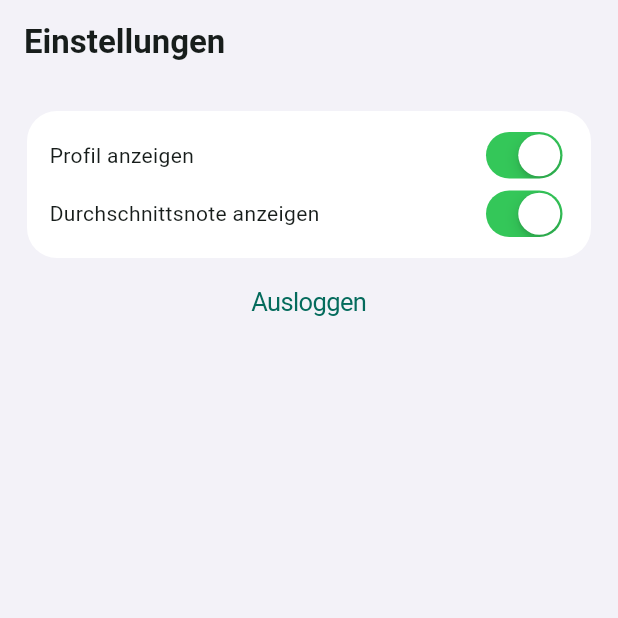
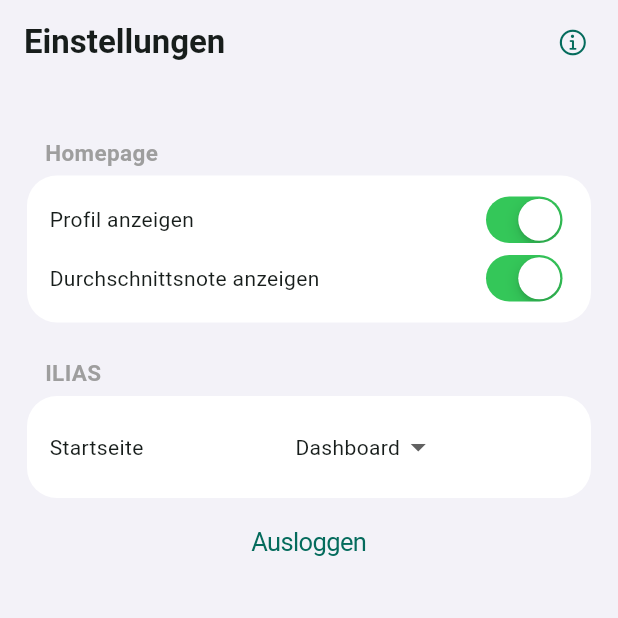
Before and after one commit to DEMIDOB/ka_uni, a Flutter app: the SettingsPage screen opened directly, on a phone screen of 412 x 824 dp, the top half of it. Run offline on Flutter 3.47's test engine with Material 3 defaults, Android fonts, the phone set to English and light mode, and no system bars; our stand-ins replace carousel_slider, flutter_map, flutter_secure_storage, flutter_svg, flutter_widget_from_html, latlong2 and 3 more; missing offline and left inert: async_locks, dart:ffi, flutter_web_browser, http_session, liquid_glass_renderer; accounts and stored records are empty; network calls fail.

Commit message:
settings & liquid ass

```diff
--- a/lib/common_ui/block_container.dart
+++ b/lib/common_ui/block_container.dart
@@ -1,5 +1,8 @@
 import 'package:flutter/material.dart';
 import 'package:kit_mobile/constants.dart';
+import 'package:kit_mobile/settings/providers/settings_provider.dart';
+import 'package:liquid_glass_renderer/liquid_glass_renderer.dart';
+import 'package:provider/provider.dart';
 
 class BlockContainer extends StatelessWidget {
   final Widget child;
@@ -11,24 +14,32 @@ class BlockContainer extends StatelessWidget {
 
   @override
   Widget build(BuildContext context) {
+    final settingsVM = Provider.of<SettingsProvider>(context);
     final theme = Theme.of(context);
+
+    if (settingsVM.liquidAssEverywhere.value) {
+      return Padding(
+        padding: padding ?? EdgeInsets.all(3),
+        child: LiquidGlass(
+          shape: LiquidRoundedSuperellipse(borderRadius: appBorderRadius),
+          // glassContainsChild: true,
+          settings: LiquidGlassSettings(
+            glassColor: theme.cardColor.withAlpha(100),
+          ),
+          child: Padding(
+            padding: innerPadding ?? const EdgeInsets.only(top: 10, bottom: 10, left: 15, right: 15),
+            child: child,
+          ),
+        ),
+      );
+    }
 
     return Padding(
       padding: padding ?? EdgeInsets.all(3),
       child: Container(
         decoration: BoxDecoration(
           borderRadius: BorderRadius.all(appBorderRadius),
-          // color: theme.isDarkMode ? theme.cardColor.withValues(alpha: opacity) : theme.scaffoldBackgroundColor.withValues(alpha: opacity),
-          // color: Colors.white,
-          // color: Colors.transparent,
           color: theme.cardColor,
-          boxShadow: [
-            // BoxShadow(
-            //   color: theme.colorScheme.onSurface.withValues(alpha: theme.isDarkMode ? 0 : 0.2), // 0.25
-            //   spreadRadius: 0.5, // 1
-            //   blurRadius: 4, // 2
-            // )
-          ]
         ),
         padding: innerPadding ?? const EdgeInsets.only(top: 10, bottom: 10, left: 15, right: 15),
         child: child,
--- a/lib/settings/providers/settings_provider.dart
+++ b/lib/settings/providers/settings_provider.dart
@@ -1,10 +1,16 @@
 import 'dart:ffi';
 
 import 'package:flutter/cupertino.dart';
+import 'package:kit_mobile/settings/types/multiple_choice_setting.dart';
 import 'package:shared_preferences/shared_preferences.dart';
 
+import '../types/bool_setting.dart';
+import '../types/setting.dart';
+
+const liquidAssEverywhereKey = "PREF_liquidAssEverywhere";
 const showingAvgMarkKey = "PREF_showingAvgMark";
 const showingProfileKey = "PREF_showingProfile";
+const defaultIliasPageKey  = "PREF_defaultIliasPage";
 
 class SettingsProvider extends ChangeNotifier {
   static SettingsProvider? _instance;
@@ -14,6 +20,12 @@ class SettingsProvider extends ChangeNotifier {
     _instance = this;
     prepare();
   }
+
+  BoolSetting liquidAssEverywhere = BoolSetting(
+    valueKey: liquidAssEverywhereKey,
+    defaultValue: false,
+    notifyCallback: () => _instance?.notifyListeners()
+  );
 
   BoolSetting showingAvgMark = BoolSetting(
     valueKey: showingAvgMarkKey,
@@ -27,50 +39,21 @@ class SettingsProvider extends ChangeNotifier {
     notifyCallback: () => _instance?.notifyListeners()
   );
 
-  List<BoolSetting> get settings => [showingAvgMark, showingProfile];
+  MultipleChoiceSetting<String> defaultIliasPage = MultipleChoiceSetting(
+    valueKey: defaultIliasPageKey,
+    choices: ["Dashboard", "Meine Kurse & Gruppen"],
+    notifyCallback: () => _instance?.notifyListeners()
+  );
+
+  List<Setting> get settings => [
+    liquidAssEverywhere,
+    showingAvgMark,
+    showingProfile,
+    defaultIliasPage
+  ];
 
   Future<void> prepare() async {
     await Future.wait(settings.map((el) => el.prepare()));
   }
 
 }
-
-class BoolSetting {
-  Function? notifyCallback;
-  final String valueKey;
-
-  late bool _value;
-
-  BoolSetting({required this.valueKey, required defaultValue, this.notifyCallback}) {
-    _value = defaultValue;
-  }
-
-  bool get value => _value;
-
-  Future<void> prepare() async {
-    final prefs = await SharedPreferences.getInstance();
-    bool? value = prefs.getBool(valueKey);
-
-    if (value == null) {
-      await set(_value);
-      return;
-    }
-
-    _value = value;
-  }
-
-  Future<void> set(bool newValue) async {
-    final prefs = await SharedPreferences.getInstance();
-    _value = newValue;
-    await prefs.setBool(valueKey, newValue);
-
-    if (notifyCallback != null) {
-      notifyCallback!();
-    }
-  }
-
-  Future<void> toggle() async {
-    await set(!value);
-  }
-
-}
--- /dev/null
+++ b/lib/settings/types/bool_setting.dart
@@ -0,0 +1,9 @@
+import 'package:kit_mobile/settings/types/setting.dart';
+
+class BoolSetting extends Setting<bool> {
+  BoolSetting({required super.valueKey, required super.defaultValue, super.notifyCallback});
+
+  Future<void> toggle() async {
+    await set(!value);
+  }
+}
--- /dev/null
+++ b/lib/settings/types/multiple_choice_setting.dart
@@ -0,0 +1,19 @@
+import 'package:kit_mobile/settings/types/setting.dart';
+
+class MultipleChoiceSetting<T> extends Setting<T> {
+
+  final List<T> choices;
+  final Set<T> choicesSet;
+
+  MultipleChoiceSetting({
+    required super.valueKey,
+    required this.choices,
+    super.notifyCallback,
+  }) : choicesSet = choices.toSet(),
+        super(defaultValue: choices.isEmpty ? "" : choices[0]);
+
+  Future<void> set(T newValue) async {
+    assert (choicesSet.contains(newValue));
+    super.set(newValue);
+  }
+}
--- /dev/null
+++ b/lib/settings/types/string_setting.dart
@@ -0,0 +1,5 @@
+import 'package:kit_mobile/settings/types/setting.dart';
+
+class StringSetting extends Setting<String> {
+  StringSetting({required super.valueKey, required super.defaultValue, super.notifyCallback});
+}
--- a/lib/settings/views/settings_page.dart
+++ b/lib/settings/views/settings_page.dart
@@ -3,10 +3,12 @@ import 'package:flutter/material.dart';
 import 'package:kit_mobile/common_ui/block_container.dart';
 import 'package:kit_mobile/constants.dart';
 import 'package:kit_mobile/settings/providers/settings_provider.dart';
+import 'package:kit_mobile/settings/types/multiple_choice_setting.dart';
 import 'package:kit_mobile/state_management/kit_provider.dart';
 import 'package:provider/provider.dart';
 
 import '../../credentials/data/credentials_provider.dart';
+import '../../info/views/info_view.dart';
 
 class SettingsPage extends StatefulWidget {
   const SettingsPage({super.key});
@@ -30,6 +32,13 @@ class _SettingsPageState extends State<SettingsPage> {
     return Scaffold(
       appBar: AppBar(
         title: Text("Einstellungen"),
+        actions: [
+          CupertinoButton(
+            child: Icon(CupertinoIcons.info),
+            onPressed: () => Navigator.of(context).push(
+                MaterialPageRoute(
+                    builder: (context) => InfoView())))
+        ],
       ),
 
       body: SingleChildScrollView(
@@ -37,7 +46,26 @@ class _SettingsPageState extends State<SettingsPage> {
           padding: defaultPagePaddingEdgeInsetsAll,
           child: Column(
             crossAxisAlignment: CrossAxisAlignment.center,
+            mainAxisAlignment: MainAxisAlignment.end,
             children: [
+              // SettingsSectionTitle(title: "Interface"),
+              //
+              // BlockContainer(
+              //   child: Column(
+              //     children: [
+              //       SettingRow(
+              //         title: "LiquidAss",
+              //         trailing: CupertinoSwitch(
+              //           value: settingsVM.liquidAssEverywhere.value,
+              //           onChanged: settingsVM.liquidAssEverywhere.set
+              //         )
+              //       )
+              //     ],
+              //   ),
+              // ),
+
+              SettingsSectionTitle(title: "Homepage"),
+
               BlockContainer(
                 child: Column(
                  children: [
@@ -59,6 +87,20 @@ class _SettingsPageState extends State<SettingsPage> {
                  ],
                 ),
               ),
+
+              SettingsSectionTitle(title: "ILIAS"),
+
+              BlockContainer(
+                child: Column(
+                  children: [
+                    SettingRow(
+                      title: "Startseite",
+                      trailing: MultipleChoiceSettingDropdown(multipleChoiceSetting: settingsVM.defaultIliasPage)
+                    )
+                  ],
+                ),
+              ),
+
               CupertinoButton(child: Text("Ausloggen"), onPressed: () => credsVM.logout(vm)),
             ],
           ),
@@ -86,9 +128,74 @@ class SettingRow extends StatelessWidget {
         mainAxisAlignment: MainAxisAlignment.spaceBetween,
         children: [
           Text(title, style: theme.textTheme.bodyMedium,),
+          SizedBox(width: 20,),
           trailing
         ],
       );
   }
 
 }
+
+class SettingsSectionTitle extends StatelessWidget {
+  final String title;
+
+  const SettingsSectionTitle({super.key, required this.title});
+
+  @override
+  Widget build(BuildContext context) {
+    final theme = Theme.of(context);
+
+    return Container(
+      padding: EdgeInsets.only(
+        left: 15,
+        bottom: 2,
+        top: 20
+      ),
+      child: Row(
+        mainAxisAlignment: MainAxisAlignment.start,
+        children: [
+          Text(
+            title,
+            style: theme.textTheme.bodyMedium?.copyWith(
+              fontSize: 15,
+              fontWeight: FontWeight.bold,
+              color: Colors.grey
+            ),
+          )
+        ],
+      ),
+    );
+  }
+
+}
+
+class MultipleChoiceSettingDropdown extends StatelessWidget {
+  final MultipleChoiceSetting _multipleChoiceSetting;
+
+  const MultipleChoiceSettingDropdown({super.key, required MultipleChoiceSetting multipleChoiceSetting}) : _multipleChoiceSetting = multipleChoiceSetting;
+
+  @override
+  Widget build(BuildContext context) {
+    // final settingsVM = Provider.of<SettingsProvider>(context);
+    final theme = Theme.of(context);
+
+    return Expanded(
+      child: DropdownButton(
+        underline: SizedBox.shrink(),
+        borderRadius: BorderRadius.all(appBorderRadius),
+        dropdownColor: theme.cardColor,
+        elevation: 1,
+        alignment: Alignment.centerRight,
+        items: _multipleChoiceSetting.choices.map((el) => DropdownMenuItem(
+          value: el,
+          alignment: Alignment.centerRight,
+          child: Text("$el", style: theme.textTheme.bodyMedium,),
+          )
+        ).toList(),
+        value: _multipleChoiceSetting.value,
+        onChanged: (item) => _multipleChoiceSetting.set(item)
+      )
+    );
+  }
+
+}
--- a/pubspec.yaml
+++ b/pubspec.yaml
@@ -55,7 +55,7 @@ dependencies:
   async_locks: ^4.0.2
   haptic_feedback: ^0.5.1+1
   glassmorphism: ^3.0.0
-  liquid_glass_renderer: ^0.1.1-dev.6
+  liquid_glass_renderer: ^0.1.1-dev.16
   animate_gradient: ^0.0.3
 dev_dependencies:
   flutter_test:
```
Also changed, not shown: lib/credentials/views/login_view.dart (+7 -0 lines), lib/ilias/views/ilias_page_view.dart (+47 -17 lines), lib/navigation/views/kit_nav_container.dart (+6 -4 lines), lib/settings/types/setting.dart (added, +55 -0 lines), pubspec.lock, 4 other files.
